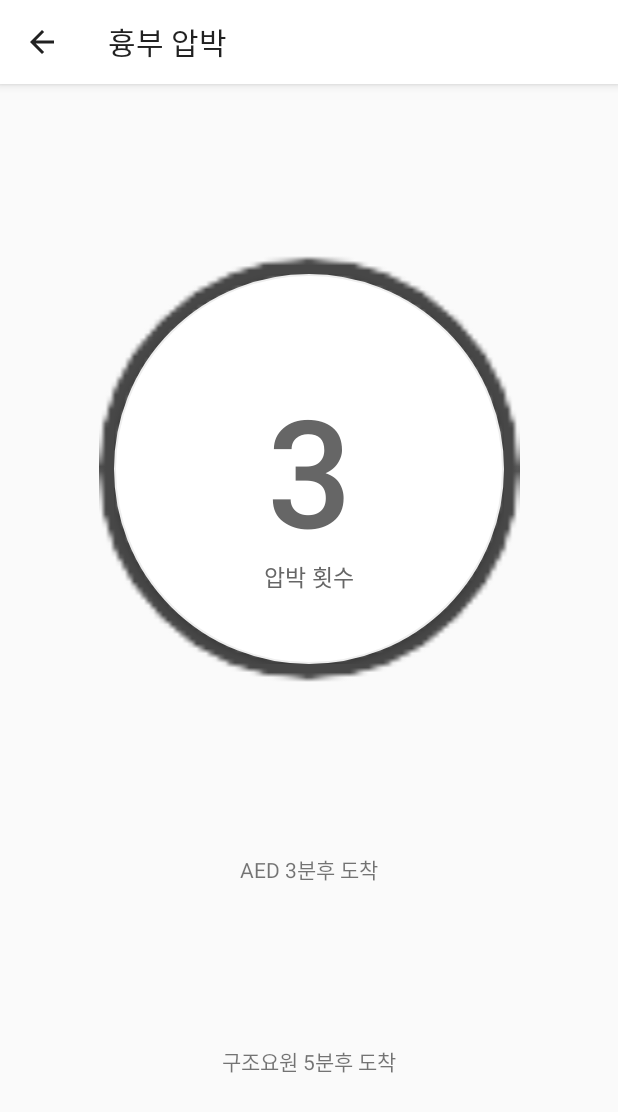
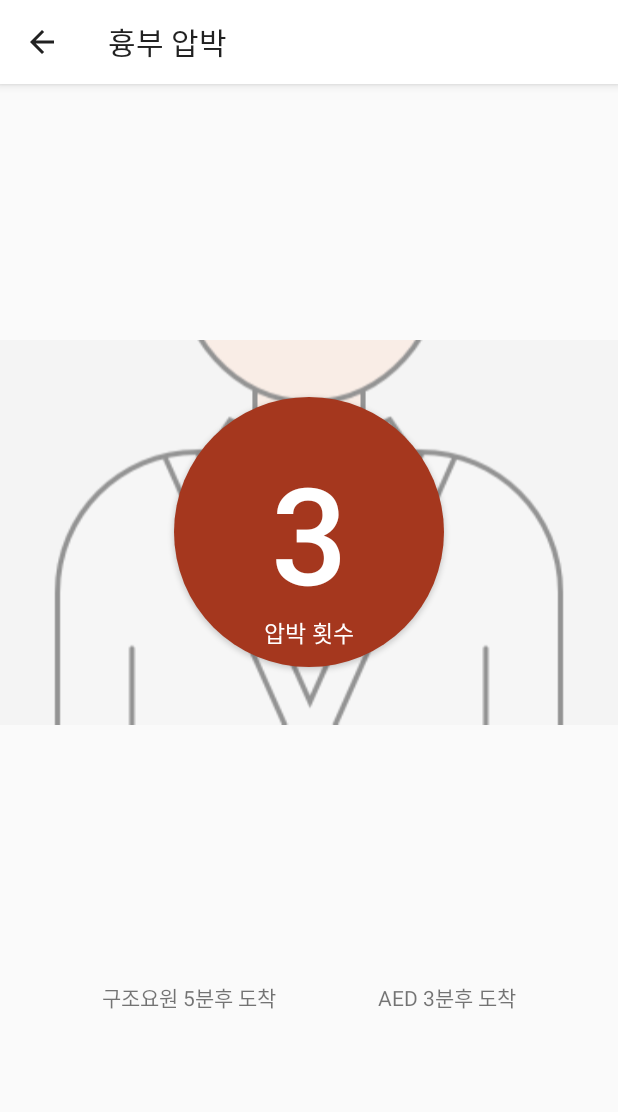
Before and after one commit to c-a-s-e/CASE, an Android app: the HeartActivity screen opened directly, with no data from a screen before it, after a tap on an icon or button, on a phone screen of 412 x 824 dp. Shown: the top 1112 px of the screen. Run offline under Robolectric (Android 15) with nearby library versions, the phone set to English and light mode, and no system bars; our stand-ins replace RxJava; pictures from the network do not load; 2 statements that could not run were skipped.

Commit message:
cpr button pulse

```diff
--- a/app/src/main/java/com/example/pc/caseproject/CPRButton.kt
+++ b/app/src/main/java/com/example/pc/caseproject/CPRButton.kt
@@ -12,12 +12,10 @@ import java.util.concurrent.TimeUnit
 class CPRButton : Button {
     constructor(context: Context) : super(context) {
         compositeDisposable = CompositeDisposable()
-        background = context.resources.getDrawable(R.drawable.cpr_button_selector)
     }
 
     constructor(context: Context, attrs: AttributeSet) : super(context, attrs) {
         compositeDisposable = CompositeDisposable()
-        background = context.resources.getDrawable(R.drawable.cpr_button_selector)
     }
 
     lateinit var pulseUpdateListener: PulseUpdateListener
@@ -25,6 +23,7 @@ class CPRButton : Button {
     private val bpm: Long = 100
     fun start() {
         val compositeDisposable = CompositeDisposable()
+        stop()
         compositeDisposable.add(Observable.interval(0, 60 * 1000 / bpm, TimeUnit.MILLISECONDS)
                 .take(31)
                 .flatMap {
@@ -36,7 +35,7 @@ class CPRButton : Button {
                 .subscribe({
                     if (it.toInt() == 30) {
                         pulseUpdateListener.pausePulse()
-                        text = "확인"
+                        text = "Check"
                     } else {
                         text = it.toString()
                         pulseUpdateListener.updatePulse()
--- a/app/src/main/java/com/example/pc/caseproject/FindAEDActivity.java
+++ b/app/src/main/java/com/example/pc/caseproject/FindAEDActivity.java
@@ -33,10 +33,10 @@ public class FindAEDActivity extends AppCompatActivity implements OnMapReadyCall
     protected void onCreate(Bundle savedInstanceState) {
         super.onCreate(savedInstanceState);
         setContentView(R.layout.activity_find_aed);
-        setActionBar((Toolbar) findViewById(R.id.toolbar));
-        getActionBar().setDisplayHomeAsUpEnabled(true);
-        getActionBar().setDisplayShowHomeEnabled(true);
-        getActionBar().setTitle("주변 AED 위치");
+        setSupportActionBar((Toolbar) findViewById(R.id.toolbar));
+        getSupportActionBar().setDisplayHomeAsUpEnabled(true);
+        getSupportActionBar().setDisplayShowHomeEnabled(true);
+        getSupportActionBar().setTitle("주변 AED 위치");
 
         Geocoder mGeoCoder = new Geocoder(FindAEDActivity.this, Locale.ENGLISH);
         List<Address> address;
--- a/app/src/main/java/com/example/pc/caseproject/HeartActivity.kt
+++ b/app/src/main/java/com/example/pc/caseproject/HeartActivity.kt
@@ -23,6 +23,7 @@ import android.widget.Toast
 import android.widget.Toast.LENGTH_LONG
 import android.support.v7.widget.Toolbar
 import android.app.ActionBar
+import android.view.View
 import com.bumptech.glide.Glide
 import kotlinx.android.synthetic.main.activity_heart.*
 
@@ -58,7 +59,7 @@ class HeartActivity : AppCompatActivity(), CPRButton.PulseUpdateListener, AEDUti
 
         cprButton.pulseUpdateListener = this
         cprButton.isClickable = false
-        cprButton.background = resources.getDrawable(R.drawable.cpr_button_static)
+        cprButton.background = resources.getDrawable(R.drawable.cpr_button_idle)
         cprButton.setOnClickListener { cprButton.start() }
         text911()
     }
@@ -86,17 +87,32 @@ class HeartActivity : AppCompatActivity(), CPRButton.PulseUpdateListener, AEDUti
     }
 
     override fun updatePulse() {
+        pulseView.apply {
+            alpha = 0f
+            visibility = View.VISIBLE
+            animate()
+                    .alpha(1f)
+                    .setDuration(100)
+                    .setListener(null)
+        }
         mediaPlayer.start()
         if (Build.VERSION.SDK_INT >= Build.VERSION_CODES.O) {
             vibrator.vibrate(VibrationEffect.createOneShot(300, VibrationEffect.DEFAULT_AMPLITUDE))
         } else {
             vibrator.vibrate(300)
         }
-        Glide.with(this).load(R.drawable.mylocation).into(chestImage)
+        Glide.with(this).load(R.drawable.intro).into(chestImage)
+        pulseView.apply {
+            alpha = 1f
+            visibility = View.VISIBLE
+            animate()
+                    .alpha(0f)
+                    .setDuration(100)
+                    .setListener(null)
+        }
     }
 
     override fun pausePulse() {
-        Glide.with(this).load(R.drawable.cpr_logo).into(chestImage)
         cprButton.stop()
     }
 
--- a/app/src/main/res/drawable/cpr_button_idle.xml
+++ b/app/src/main/res/drawable/cpr_button_idle.xml
@@ -1,18 +1,5 @@
 <?xml version="1.0" encoding="utf-8"?>
-<layer-list xmlns:android="http://schemas.android.com/apk/res/android">
-
-    <item>
-        <shape xmlns:android="http://schemas.android.com/apk/res/android"
-            android:shape="oval">
-            <solid android:color="@color/white" />
-            <stroke
-                android:width="1dp"
-                android:color="#EEEEEE"/>
-        </shape>
-    </item>
-    <item>
-        <bitmap
-            android:gravity="fill"
-            android:src="@drawable/cpr_logo"></bitmap>
-    </item>
-</layer-list>
+<shape xmlns:android="http://schemas.android.com/apk/res/android"
+    android:shape="oval">
+    <solid android:color="@color/colorAccent" />
+</shape>
--- a/app/src/main/res/drawable/cpr_button_pressed.xml
+++ /dev/null
@@ -1,16 +0,0 @@
-<?xml version="1.0" encoding="utf-8"?>
-<layer-list xmlns:android="http://schemas.android.com/apk/res/android">
-
-    <item>
-        <shape xmlns:android="http://schemas.android.com/apk/res/android"
-            android:shape="oval">
-            <solid android:color="#EEEEEE" />
-
-        </shape>
-    </item>
-    <item>
-        <bitmap
-            android:gravity="fill"
-            android:src="@drawable/cpr_logo"></bitmap>
-    </item>
-</layer-list>
--- /dev/null
+++ b/app/src/main/res/drawable/cpr_button_pulse.xml
@@ -0,0 +1,6 @@
+<?xml version="1.0" encoding="utf-8"?>
+<shape xmlns:android="http://schemas.android.com/apk/res/android"
+    android:shape="oval">
+    <gradient android:type="radial" android:gradientRadius="50%p"
+        android:startColor="@color/colorAccent" android:endColor="#00FF7070" />
+</shape>
--- a/app/src/main/res/drawable/cpr_button_selector.xml
+++ /dev/null
@@ -1,5 +0,0 @@
-<?xml version="1.0" encoding="utf-8"?>
-<selector xmlns:android="http://schemas.android.com/apk/res/android">
-    <item android:drawable="@drawable/cpr_button_pressed" android:state_pressed="true" />
-    <item android:drawable="@drawable/cpr_button_idle" android:state_pressed="false" android:state_enabled="true" />
-</selector>
--- a/app/src/main/res/layout/activity_heart.xml
+++ b/app/src/main/res/layout/activity_heart.xml
@@ -33,8 +33,16 @@
             android:id="@+id/cprButton"
             android:layout_width="@dimen/cpr_button_size"
             android:layout_height="@dimen/cpr_button_size"
-            android:textColor="#666666"
-            android:textSize="100sp" />
+            android:layout_centerInParent="true"
+            android:textColor="@color/white"
+            android:textSize="90sp" />
+
+        <ImageView
+            android:layout_width="270dp"
+            android:layout_height="270dp"
+            android:id="@+id/pulseView"
+            android:layout_centerInParent="true"
+            android:background="@drawable/cpr_button_pulse"/>
 
         <TextView
             android:id="@+id/count"
@@ -44,7 +52,7 @@
             android:layout_marginTop="190dp"
             android:elevation="10dp"
             android:text="압박 횟수"
-            android:textColor="#666666"
+            android:textColor="@color/white"
             android:textSize="15sp" />
     </RelativeLayout>
 
@@ -61,8 +69,8 @@
         android:layout_width="wrap_content"
         android:layout_height="wrap_content"
         android:text="AED 3분후 도착"
-        app:layout_constraintBottom_toTopOf="@id/helpLocation"
-        app:layout_constraintLeft_toLeftOf="parent"
+        app:layout_constraintBottom_toBottomOf="parent"
+        app:layout_constraintLeft_toRightOf="@id/helpLocation"
         app:layout_constraintRight_toRightOf="parent"
         app:layout_constraintTop_toBottomOf="@id/chestImage" />
 
@@ -73,7 +81,7 @@
         android:text="구조요원 5분후 도착"
         app:layout_constraintBottom_toBottomOf="parent"
         app:layout_constraintLeft_toLeftOf="parent"
-        app:layout_constraintRight_toRightOf="parent"
-        app:layout_constraintTop_toBottomOf="@id/aedLocation" />
+        app:layout_constraintRight_toLeftOf="@id/aedLocation"
+        app:layout_constraintTop_toBottomOf="@id/chestImage" />
 
 </android.support.constraint.ConstraintLayout>
--- a/app/src/main/res/values/dimens.xml
+++ b/app/src/main/res/values/dimens.xml
@@ -1,4 +1,4 @@
 <resources>
     <dimen name="fab_margin">16dp</dimen>
-    <dimen name="cpr_button_size">260dp</dimen>
+    <dimen name="cpr_button_size">180dp</dimen>
 </resources>
```
